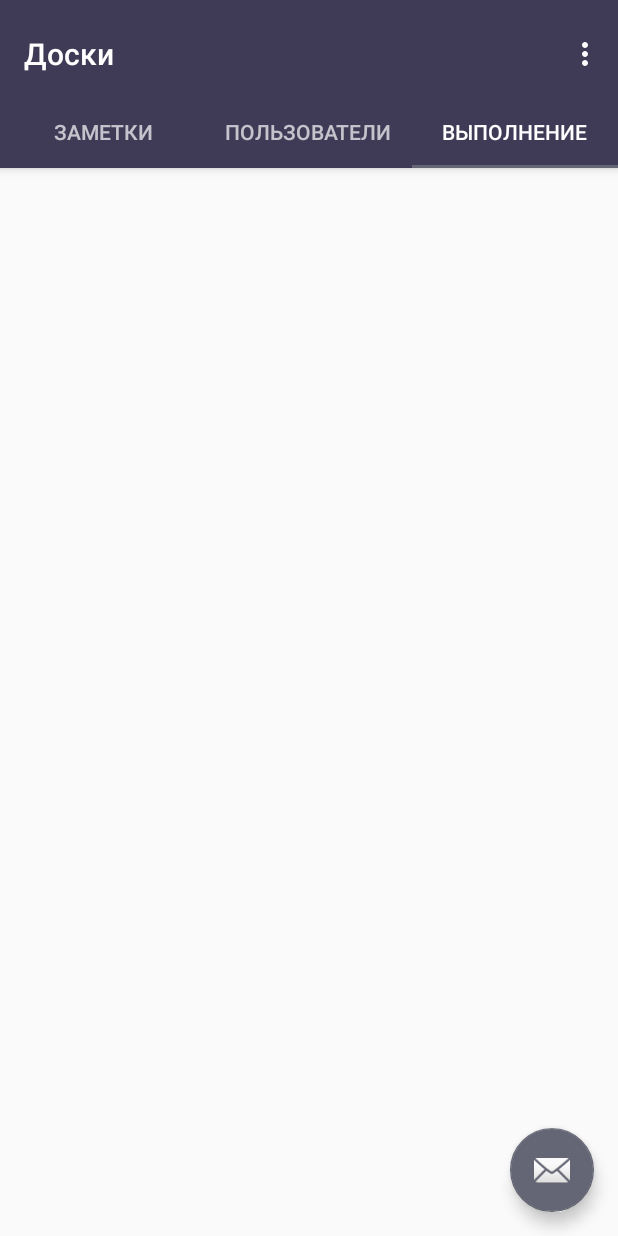
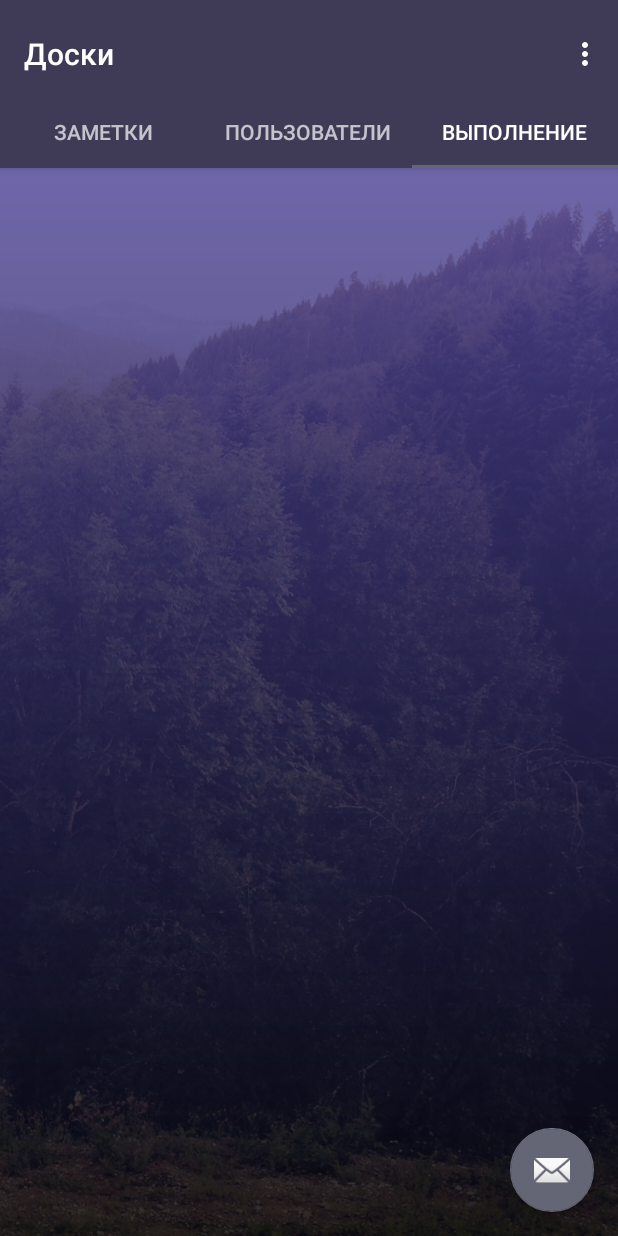
Before and after one commit to HelicopterHig/Camellia, an Android app: the TskActivity screen opened directly, with no data from a screen before it, tab 3 chosen, on a phone screen of 412 x 824 dp. Run offline under Robolectric (Android 15) with nearby library versions, the phone set to English and light mode, and no system bars; libraries missing offline, so code that uses them is left out: com.r0adkll.slidr; 1 statement that could not run was skipped.

Commit message:
New! Version 0.3.8. - Изменение цвета создания рабочего проекта, корректировка отображениея фона в стене проекта

```diff
--- a/app/src/main/res/layout/create_project.xml
+++ b/app/src/main/res/layout/create_project.xml
@@ -6,7 +6,7 @@
     android:layout_height="match_parent"
     android:orientation="vertical"
     android:padding="5dp"
-    android:background="@color/colorPurpLight">
+    android:background="#3f3b56">
 
     <TextView
         android:id="@+id/textView"
--- a/app/src/main/res/layout/fragment_blank_fragment_tab2.xml
+++ b/app/src/main/res/layout/fragment_blank_fragment_tab2.xml
@@ -9,7 +9,6 @@
         android:id="@+id/foyBack"
         android:layout_width="match_parent"
         android:layout_height="match_parent"
+        android:background="@drawable/menu_back"/>
 
-
-        android:src="@drawable/menu_back"/>
 </FrameLayout>
--- a/app/src/main/res/layout/fragment_blank_fragment_tab3.xml
+++ b/app/src/main/res/layout/fragment_blank_fragment_tab3.xml
@@ -3,17 +3,14 @@
     xmlns:tools="http://schemas.android.com/tools"
     android:layout_width="match_parent"
     android:layout_height="match_parent"
-
     tools:context=".BlankFragmentTab3">
 
 
-    <!--ImageView
+    <ImageView
         android:id="@+id/fokBack"
-        android:layout_width="wrap_content"
+        android:layout_width="match_parent"
+        android:layout_height="match_parent"
 
-        android:layout_height="wrap_content"
-
-
-        android:src="@drawable/back_tab" /-->
+        android:background="@drawable/back_tab" />
 
 </FrameLayout>
```
